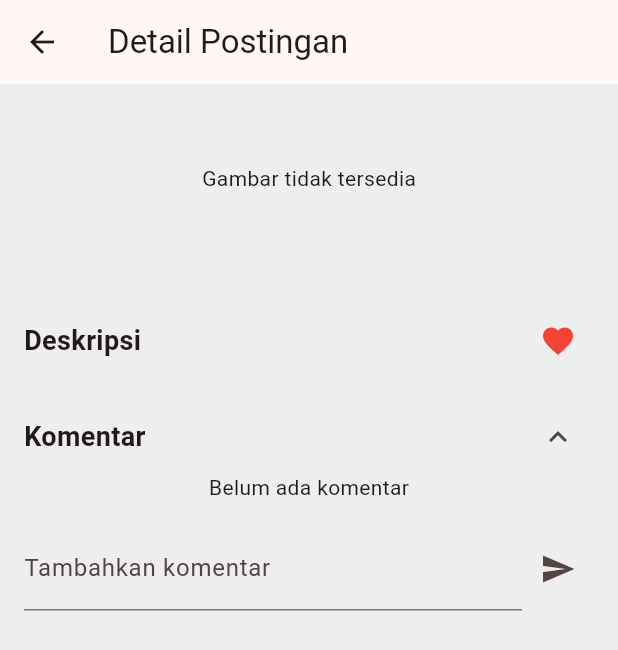
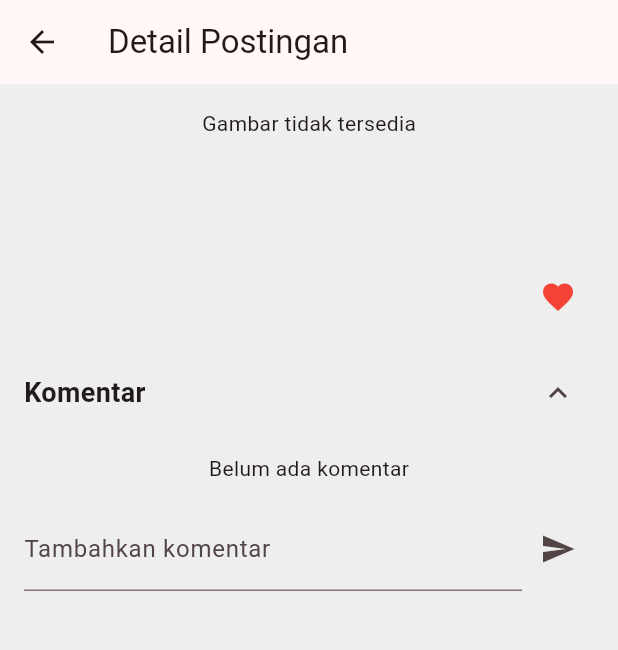
Before and after one commit to rustamumdp/barbershop_palembang, a Flutter app: the DetailScreen screen opened directly with empty values, on a phone screen of 412 x 824 dp. Shown: the top 650 px of the screen. Run offline on Flutter 3.47's test engine with Material 3 defaults, Android fonts, the light colour scheme and no system bars; our stand-ins replace cloud_firestore, firebase_auth, firebase_core, firebase_storage, image_picker; accounts and stored records are empty.

Commit message:
update detail screen

```diff
--- a/lib/screens/detail_screen.dart
+++ b/lib/screens/detail_screen.dart
@@ -133,14 +133,6 @@ class _DetailScreenState extends State<DetailScreen> {
           child: Column(
             crossAxisAlignment: CrossAxisAlignment.start,
             children: [
-              Text(
-                widget.username,
-                style: TextStyle(
-                  fontWeight: FontWeight.bold,
-                  fontSize: 20,
-                ),
-              ),
-              SizedBox(height: 8),
               if (widget.imageUrl.isNotEmpty)
                 Image.network(
                   widget.imageUrl,
@@ -152,18 +144,25 @@ class _DetailScreenState extends State<DetailScreen> {
               else
                 Center(child: Text('Gambar tidak tersedia')),
               SizedBox(height: 8),
+              Text(
+                widget.username,
+                style: TextStyle(
+                  fontWeight: FontWeight.bold,
+                  fontSize: 20,
+                ),
+              ),
+              SizedBox(height: 8),
               Text(widget.formattedDate),
-              SizedBox(height: 8),
-              Text(widget.text),
               SizedBox(height: 16),
               Row(
                 mainAxisAlignment: MainAxisAlignment.spaceBetween,
                 children: [
-                  Text(
-                    'Deskripsi',
-                    style: TextStyle(
-                      fontWeight: FontWeight.bold,
-                      fontSize: 18,
+                  Expanded(
+                    child: Text(
+                      widget.text,
+                      style: TextStyle(
+                        fontSize: 16,
+                      ),
                     ),
                   ),
                   IconButton(
@@ -196,6 +195,7 @@ class _DetailScreenState extends State<DetailScreen> {
                   ),
                 ],
               ),
+              SizedBox(height: 16),
               if (showComments) // Show comments section only if showComments is true
                 Column(
                   crossAxisAlignment: CrossAxisAlignment.start,
```
